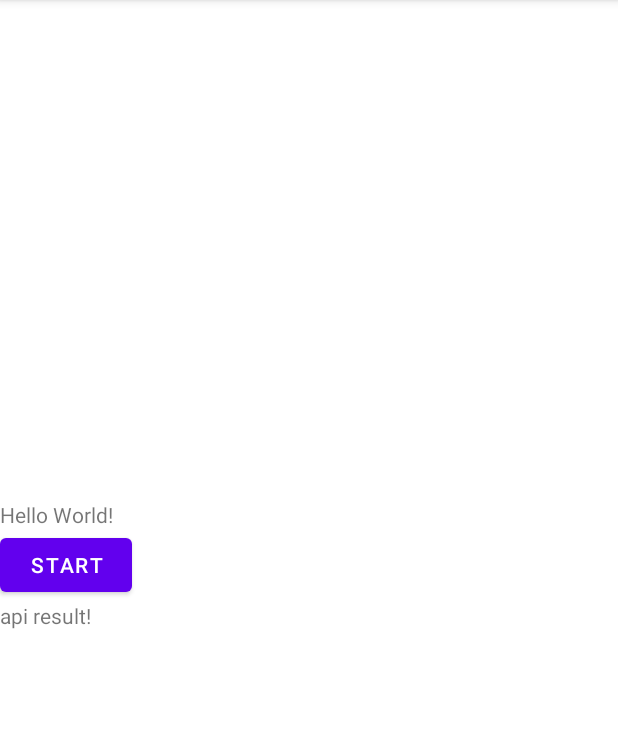
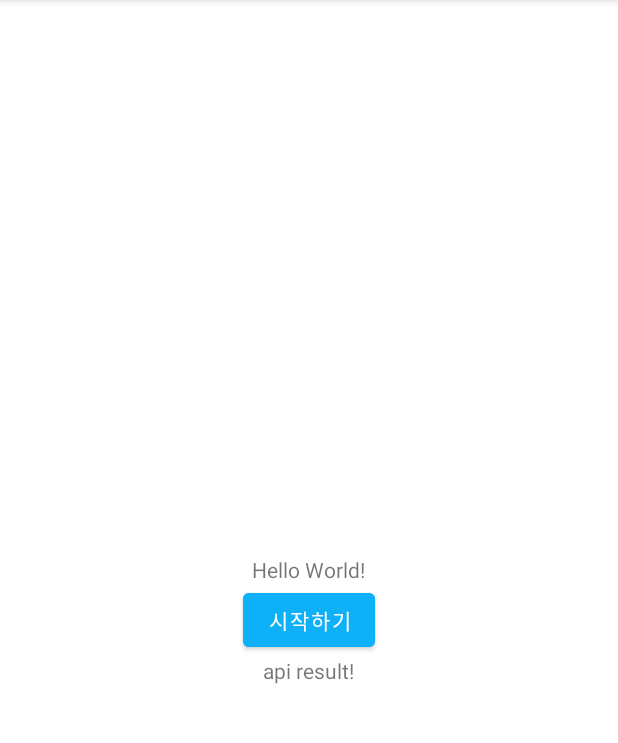
Before and after one commit to KNUwarriors/ETRI_Kiosk, an Android app: the screen it shows after launch (MainActivity), on a phone screen of 412 x 824 dp, the part 84-827 px from its top. Run offline under Robolectric (Android 15) with nearby library versions, the phone set to English and light mode, and no system bars; our stand-ins replace Firebase (no records; nobody signed in at launch, a user with empty details on screens opened directly); libraries missing offline, so code that uses them is left out: org.checkerframework.checker; pictures from the network do not load.

Commit message:
message(activity_main 수정)

```diff
--- a/app/src/main/res/layout/activity_main.xml
+++ b/app/src/main/res/layout/activity_main.xml
@@ -10,7 +10,7 @@
     <androidx.recyclerview.widget.RecyclerView
         android:id="@+id/recyclerView"
         android:layout_width="match_parent"
-        android:layout_height="500px"
+        android:layout_height="370dp"
         />
 
     <TextView
@@ -18,29 +18,21 @@
         android:layout_width="wrap_content"
         android:layout_height="wrap_content"
         android:text="Hello World!"
-        app:layout_constraintBottom_toBottomOf="parent"
-        app:layout_constraintEnd_toEndOf="parent"
-        app:layout_constraintStart_toStartOf="parent"
-        app:layout_constraintTop_toTopOf="parent" />
+        android:layout_gravity="center_horizontal" />
 
     <Button
         android:id="@+id/startButton"
         android:layout_width="wrap_content"
         android:layout_height="wrap_content"
-        android:text="START"
-        app:layout_constraintBottom_toBottomOf="@id/resultTextView"
-        app:layout_constraintEnd_toEndOf="parent"
-        app:layout_constraintStart_toStartOf="parent"
-        app:layout_constraintTop_toTopOf="parent" />
+        android:text="시작하기"
+        android:layout_gravity="center_horizontal"
+        android:backgroundTint="#0EB0F8"/>
 
     <TextView
         android:id="@+id/apiTextView"
         android:layout_width="wrap_content"
         android:layout_height="wrap_content"
         android:text="api result!"
-        app:layout_constraintBottom_toBottomOf="parent"
-        app:layout_constraintEnd_toEndOf="parent"
-        app:layout_constraintStart_toStartOf="parent"
-        app:layout_constraintTop_toTopOf="@id/resultTextView" />
+        android:layout_gravity="center_horizontal"/>
 
 </LinearLayout>
```
